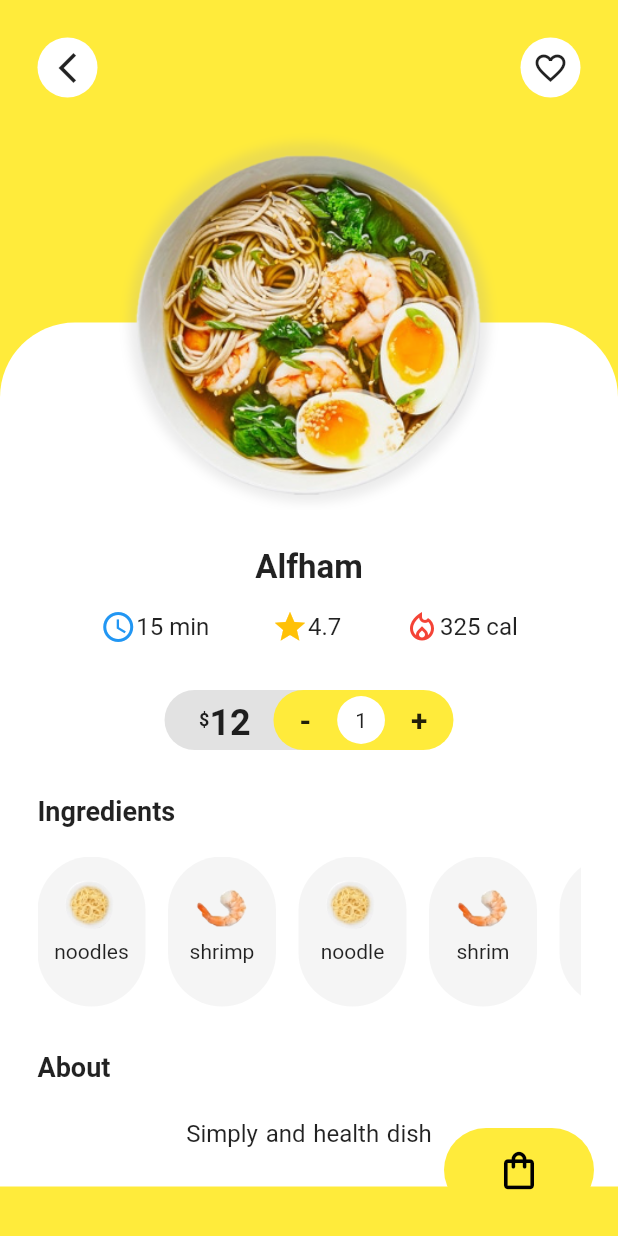
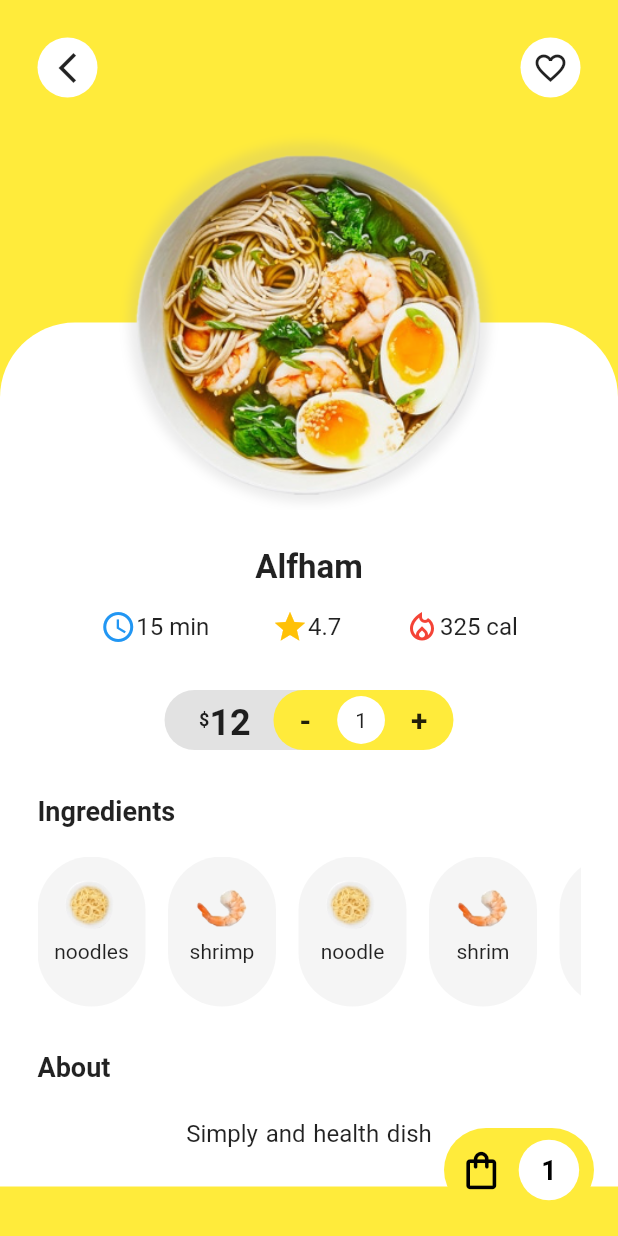
Before and after one commit to abdullakn/flutter_ui_food_deliver_app, a Flutter app: the DetailsPage screen opened directly with sample values from the repository, on a phone screen of 412 x 824 dp. Run offline on Flutter 3.47's test engine with Material 2 defaults, Android fonts, the phone set to English and light mode, and no system bars; our stand-ins replace smooth_page_indicator.

Commit message:
details page floating action button completed

```diff
--- a/lib/screens/details/detail.dart
+++ b/lib/screens/details/detail.dart
@@ -22,6 +22,7 @@ class DetailsPage extends StatelessWidget {
         ),
       ) ),
       floatingActionButton: Container(
+
         width: 100,
         height: 56,
         child: RawMaterialButton(
@@ -33,7 +34,15 @@ class DetailsPage extends StatelessWidget {
           child: Row(
             mainAxisAlignment: MainAxisAlignment.spaceEvenly,
             children: [
-              Icon(Icons.shopping_bag_outlined,color: Colors.black,size: 30,)
+              Icon(Icons.shopping_bag_outlined,color: Colors.black,size: 30,),
+              Container(
+                padding: EdgeInsets.all(15),
+                decoration: BoxDecoration(
+                  color: Colors.white,
+                  shape: BoxShape.circle
+                ),
+                child: Text(food.quantity.toString(),style: TextStyle(fontWeight: FontWeight.bold,fontSize: 18,color: Colors.black),),
+              )
 
             ],
           ),
```
